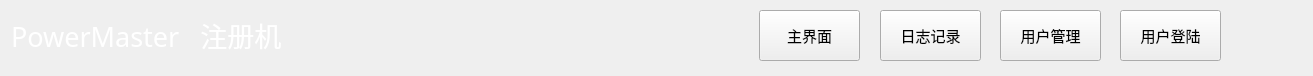
Before: the Qt Designer form navarwid.ui in lukangming/Register, drawn with Qt 5.
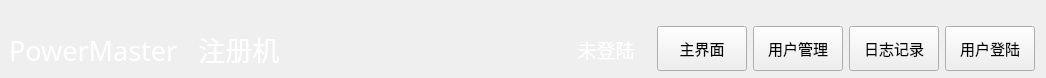
After: the same form once the commit is applied.

Commit message: Set up user configuration

```diff
--- a/navarwid.ui
+++ b/navarwid.ui
@@ -2,26 +2,56 @@
 <ui version="4.0">
  <class>navarwid</class>
  <widget class="QWidget" name="navarwid">
+  <property name="enabled">
+   <bool>true</bool>
+  </property>
   <property name="geometry">
    <rect>
     <x>0</x>
     <y>0</y>
-    <width>1313</width>
-    <height>76</height>
+    <width>1046</width>
+    <height>78</height>
    </rect>
   </property>
   <property name="windowTitle">
    <string>Form</string>
   </property>
+  <layout class="QGridLayout" name="gridLayout">
+   <property name="leftMargin">
+    <number>9</number>
+   </property>
+   <property name="topMargin">
+    <number>21</number>
+   </property>
+   <property name="bottomMargin">
+    <number>0</number>
+   </property>
+   <item row="0" column="5">
+    <widget class="QPushButton" name="logBtn">
+     <property name="minimumSize">
+      <size>
+       <width>90</width>
+       <height>0</height>
+      </size>
+     </property>
+     <property name="maximumSize">
+      <size>
+       <width>230</width>
+       <height>45</height>
+      </size>
+     </property>
+     <property name="font">
+      <font>
+       <pointsize>11</pointsize>
+      </font>
+     </property>
+     <property name="text">
+      <string>日志记录</string>
+     </property>
+    </widget>
+   </item>
+   <item row="0" column="0">
   <widget class="QLabel" name="label">
-   <property name="geometry">
-    <rect>
-     <x>11</x>
-     <y>10</y>
-     <width>441</width>
-     <height>50</height>
-    </rect>
-   </property>
    <property name="minimumSize">
     <size>
      <width>0</width>
@@ -44,14 +74,96 @@
     <set>Qt::AlignLeading|Qt::AlignLeft|Qt::AlignVCenter</set>
    </property>
   </widget>
+   </item>
+   <item row="0" column="4">
+    <widget class="QPushButton" name="setBtn">
+     <property name="minimumSize">
+      <size>
+       <width>90</width>
+       <height>0</height>
+      </size>
+     </property>
+     <property name="maximumSize">
+      <size>
+       <width>230</width>
+       <height>45</height>
+      </size>
+     </property>
+     <property name="font">
+      <font>
+       <pointsize>11</pointsize>
+      </font>
+     </property>
+     <property name="text">
+      <string>用户管理</string>
+     </property>
+    </widget>
+   </item>
+   <item row="0" column="2">
+    <widget class="QLabel" name="userLab">
+     <property name="minimumSize">
+      <size>
+       <width>90</width>
+       <height>0</height>
+      </size>
+     </property>
+     <property name="font">
+      <font>
+       <family>微软雅黑</family>
+       <pointsize>14</pointsize>
+      </font>
+     </property>
+     <property name="contextMenuPolicy">
+      <enum>Qt::PreventContextMenu</enum>
+     </property>
+     <property name="styleSheet">
+      <string notr="true">color: rgb(255, 255, 255);</string>
+     </property>
+     <property name="text">
+      <string>未登陆</string>
+     </property>
+     <property name="alignment">
+      <set>Qt::AlignCenter</set>
+     </property>
+    </widget>
+   </item>
+   <item row="0" column="6">
+    <widget class="QPushButton" name="loginBtn">
+     <property name="minimumSize">
+      <size>
+       <width>90</width>
+       <height>0</height>
+      </size>
+     </property>
+     <property name="maximumSize">
+      <size>
+       <width>230</width>
+       <height>45</height>
+      </size>
+     </property>
+     <property name="font">
+      <font>
+       <pointsize>11</pointsize>
+      </font>
+     </property>
+     <property name="text">
+      <string>用户登陆</string>
+     </property>
+    </widget>
+   </item>
+   <item row="0" column="3">
   <widget class="QPushButton" name="MainWid">
-   <property name="geometry">
-    <rect>
-     <x>759</x>
-     <y>10</y>
-     <width>101</width>
-     <height>51</height>
-    </rect>
+     <property name="minimumSize">
+      <size>
+       <width>90</width>
+       <height>0</height>
+      </size>
+     </property>
+     <property name="maximumSize">
+      <size>
+       <width>230</width>
+       <height>45</height>
+      </size>
    </property>
    <property name="font">
     <font>
@@ -62,60 +174,21 @@
     <string>主界面</string>
    </property>
   </widget>
-  <widget class="QPushButton" name="LogSet">
-   <property name="geometry">
-    <rect>
-     <x>880</x>
-     <y>10</y>
-     <width>101</width>
-     <height>51</height>
-    </rect>
-   </property>
-   <property name="font">
-    <font>
-     <pointsize>11</pointsize>
-    </font>
-   </property>
-   <property name="text">
-    <string>日志记录</string>
-   </property>
-  </widget>
-  <widget class="QPushButton" name="UserLog">
-   <property name="geometry">
-    <rect>
-     <x>1120</x>
-     <y>10</y>
-     <width>101</width>
-     <height>51</height>
-    </rect>
-   </property>
-   <property name="font">
-    <font>
-     <pointsize>11</pointsize>
-    </font>
-   </property>
-   <property name="text">
-    <string>用户登陆</string>
-   </property>
-  </widget>
-  <widget class="QPushButton" name="SerSet_2">
-   <property name="geometry">
-    <rect>
-     <x>1000</x>
-     <y>10</y>
-     <width>101</width>
-     <height>51</height>
-    </rect>
-   </property>
-   <property name="font">
-    <font>
-     <pointsize>11</pointsize>
-    </font>
-   </property>
-   <property name="text">
-    <string>用户管理</string>
-   </property>
-  </widget>
+   </item>
+   <item row="0" column="1">
+    <spacer name="horizontalSpacer">
+     <property name="orientation">
+      <enum>Qt::Horizontal</enum>
+     </property>
+     <property name="sizeHint" stdset="0">
+      <size>
+       <width>40</width>
+       <height>20</height>
+      </size>
+     </property>
+    </spacer>
+   </item>
+  </layout>
  </widget>
  <resources/>
  <connections/>
```
Lines whose indentation alone changed are shown as unchanged. The commit also changes 120 other files.
